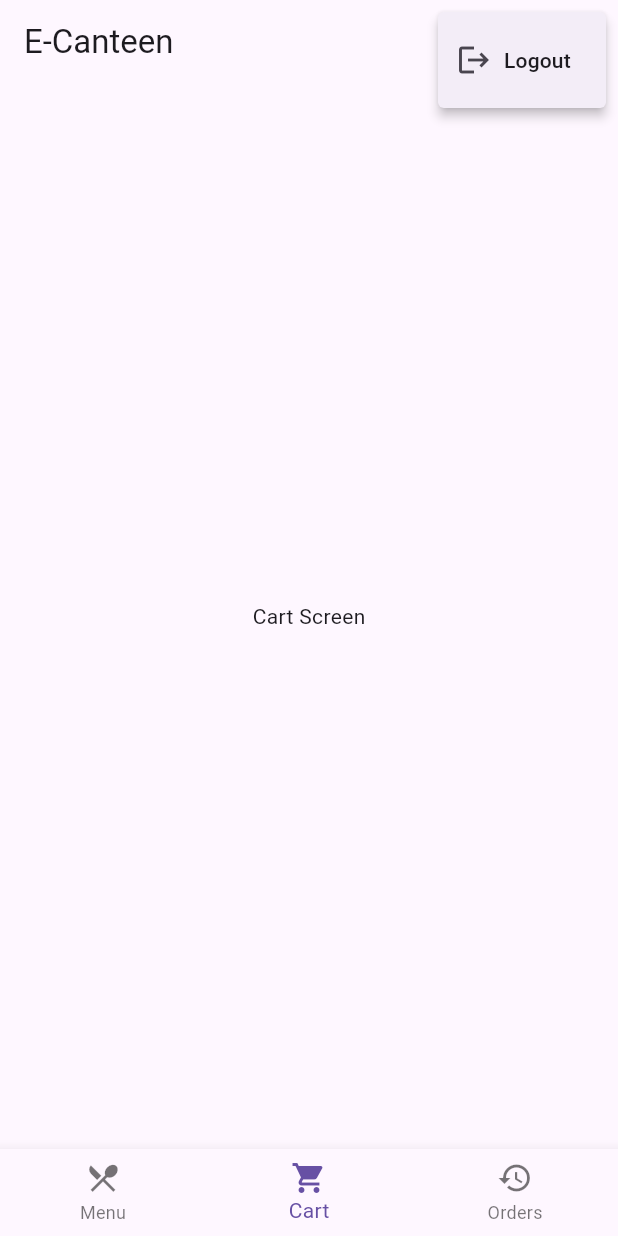
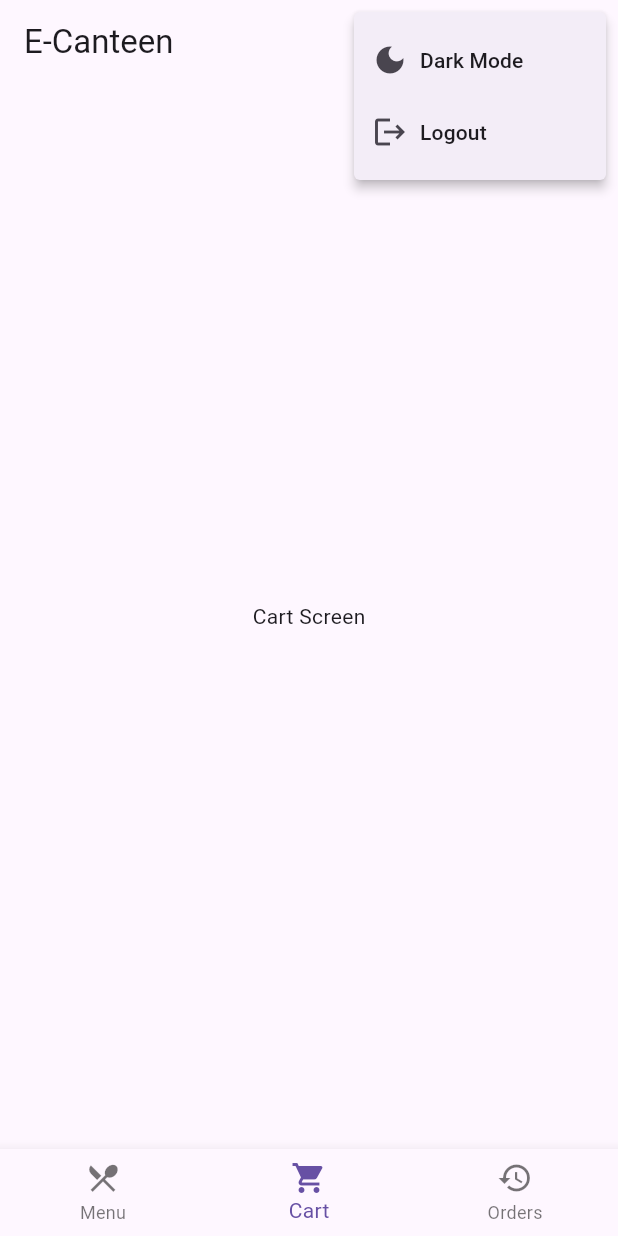
Before and after one commit to Jeetjha-07/E-Canteen-App, a Flutter app: the screen it shows after launch, after a tap on the "shopping cart" icon, after a tap on the "more vert" icon, on a phone screen of 412 x 824 dp. Run offline on Flutter 3.47's test engine with Material 3 defaults, Android fonts, the phone set to English and light mode, and no system bars.

Commit message:
Update main.dart
changed ui dark theme toggle effect

```diff
--- a/lib/main.dart
+++ b/lib/main.dart
@@ -1,19 +1,35 @@
 import 'package:flutter/material.dart';
-
 
 void main() {
   runApp(const MyApp());
 }
+
+// Global theme controller
+ValueNotifier<ThemeMode> themeNotifier = ValueNotifier(ThemeMode.light);
 
 class MyApp extends StatelessWidget {
   const MyApp({super.key});
 
   @override
   Widget build(BuildContext context) {
-    return MaterialApp(
-      title: 'E-Canteen',
-      debugShowCheckedModeBanner: false,
-      home: const HomeScreen(),
+    return ValueListenableBuilder<ThemeMode>(
+      valueListenable: themeNotifier,
+      builder: (context, currentMode, _) {
+        return MaterialApp(
+          title: 'E-Canteen',
+          debugShowCheckedModeBanner: false,
+          theme: ThemeData(
+            brightness: Brightness.light,
+            primarySwatch: Colors.deepOrange,
+          ),
+          darkTheme: ThemeData(
+            brightness: Brightness.dark,
+            primarySwatch: Colors.deepOrange,
+          ),
+          themeMode: currentMode,
+          home: const HomeScreen(),
+        );
+      },
     );
   }
 }
@@ -27,13 +43,15 @@ class HomeScreen extends StatefulWidget {
 
 class _HomeScreenState extends State<HomeScreen> {
   int _selectedIndex = 0;
-  int _cartItemCount = 3; // Dummy cart item count for badge
+  int _cartItemCount = 3; // Dummy cart item count
 
   final List<Widget> _screens = [
     MenuScreen(),
     CartScreen(),
     OrderHistoryScreen(),
   ];
+
+  bool get isDarkMode => themeNotifier.value == ThemeMode.dark;
 
   @override
   Widget build(BuildContext context) {
@@ -77,10 +95,17 @@ class _HomeScreenState extends State<HomeScreen> {
                 ),
             ],
           ),
+
+          // Popup Menu (3-dot)
           PopupMenuButton<String>(
             onSelected: (value) {
-              if (value == 'logout') {
-                // Dummy logout logic
+              if (value == 'theme') {
+                setState(() {
+                  themeNotifier.value = isDarkMode
+                      ? ThemeMode.light
+                      : ThemeMode.dark;
+                });
+              } else if (value == 'logout') {
                 Navigator.pushReplacement(
                   context,
                   MaterialPageRoute(
@@ -90,6 +115,22 @@ class _HomeScreenState extends State<HomeScreen> {
               }
             },
             itemBuilder: (context) => [
+              PopupMenuItem(
+                value: 'theme',
+                child: Row(
+                  children: [
+                    Icon(
+                      isDarkMode
+                          ? Icons.light_mode
+                          : Icons.dark_mode,
+                    ),
+                    const SizedBox(width: 8),
+                    Text(
+                      isDarkMode ? 'Light Mode' : 'Dark Mode',
+                    ),
+                  ],
+                ),
+              ),
               const PopupMenuItem(
                 value: 'logout',
                 child: Row(
@@ -163,7 +204,7 @@ class LoginScreen extends StatelessWidget {
 
   @override
   Widget build(BuildContext context) {
-    return Scaffold(
+    return const Scaffold(
       body: Center(
         child: Text('Login Screen'),
       ),
```
